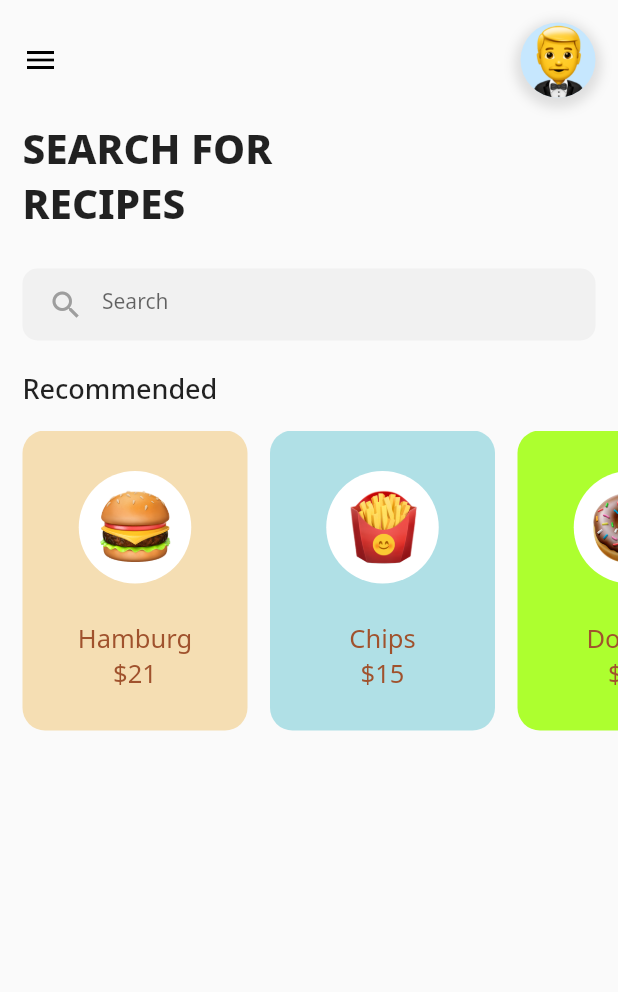
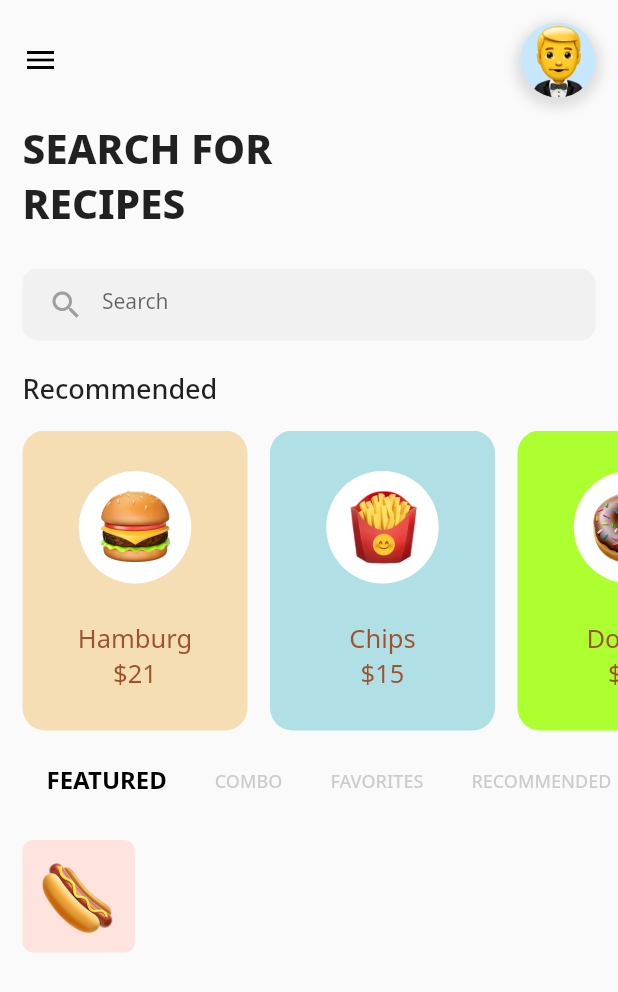
Before and after one commit to Pablofr10/foodApp, a Flutter app: the screen it shows after launch, on a phone screen of 412 x 824 dp. Shown: the top 992 px of the screen. Run offline on Flutter 3.47's test engine with Material 2 defaults, Android fonts, the phone set to English and light mode, and no system bars; our stand-ins replace google_fonts.

Commit message:
Criando tabbar

```diff
--- a/lib/dashboadpage.dart
+++ b/lib/dashboadpage.dart
@@ -1,4 +1,5 @@
 import 'package:flutter/material.dart';
+import 'package:foodApp/foodtabs.dart';
 import 'package:google_fonts/google_fonts.dart';
 
 class DashboardPage extends StatefulWidget {
@@ -6,7 +7,16 @@ class DashboardPage extends StatefulWidget {
   _DashboardPageState createState() => _DashboardPageState();
 }
 
-class _DashboardPageState extends State<DashboardPage> {
+class _DashboardPageState extends State<DashboardPage>
+    with SingleTickerProviderStateMixin {
+  TabController tabController;
+
+  @override
+  void initState() {
+    super.initState();
+    tabController = TabController(length: 4, vsync: this);
+  }
+
   @override
   Widget build(BuildContext context) {
     return Scaffold(
@@ -118,6 +128,43 @@ class _DashboardPageState extends State<DashboardPage> {
                 )
               ],
             ),
+          ),
+          SizedBox(height: 10.0),
+          Padding(
+            padding: EdgeInsets.only(left: 15.0),
+            child: TabBar(
+              controller: tabController,
+              isScrollable: true,
+              indicatorColor: Colors.transparent,
+              labelColor: Colors.black,
+              unselectedLabelColor: Colors.grey.withOpacity(0.5),
+              labelStyle: GoogleFonts.notoSans(
+                fontSize: 16.0,
+                fontWeight: FontWeight.w700,
+              ),
+              unselectedLabelStyle: GoogleFonts.notoSans(
+                fontSize: 12.0,
+                fontWeight: FontWeight.w500,
+              ),
+              tabs: [
+                Tab(child: Text('FEATURED')),
+                Tab(child: Text('COMBO')),
+                Tab(child: Text('FAVORITES')),
+                Tab(child: Text('RECOMMENDED')),
+              ],
+            ),
+          ),
+          Container(
+            height: MediaQuery.of(context).size.height - 450.0,
+            child: TabBarView(
+              controller: tabController,
+              children: [
+                FoodTab(),
+                FoodTab(),
+                FoodTab(),
+                FoodTab(),
+              ],
+            ),
           )
         ],
       ),
--- /dev/null
+++ b/lib/foodtabs.dart
@@ -0,0 +1,49 @@
+import 'package:flutter/material.dart';
+
+class FoodTab extends StatefulWidget {
+  @override
+  _FoodTabState createState() => _FoodTabState();
+}
+
+class _FoodTabState extends State<FoodTab> {
+  @override
+  Widget build(BuildContext context) {
+    return Container(
+      child: Scaffold(
+        body: ListView(
+          children: [
+            _buildListItem('Delicious hot dog', 4.0, '6', 'assets/hotdog.png')
+          ],
+        ),
+      ),
+    );
+  }
+
+  _buildListItem(String foodName, double rating, String price, String imgPath) {
+    return Padding(
+      padding: EdgeInsets.all(15.0),
+      child: Row(
+        mainAxisAlignment: MainAxisAlignment.spaceBetween,
+        children: [
+          Container(
+            width: 210.0,
+            child: Row(
+              children: [
+                Container(
+                  height: 75.0,
+                  width: 75.0,
+                  decoration: BoxDecoration(
+                      borderRadius: BorderRadius.circular(7.0),
+                      color: Color(0xFFFFE3DF)),
+                  child: Center(
+                    child: Image.asset(imgPath, height: 50.0, width: 50.0),
+                  ),
+                )
+              ],
+            ),
+          )
+        ],
+      ),
+    );
+  }
+}
```
